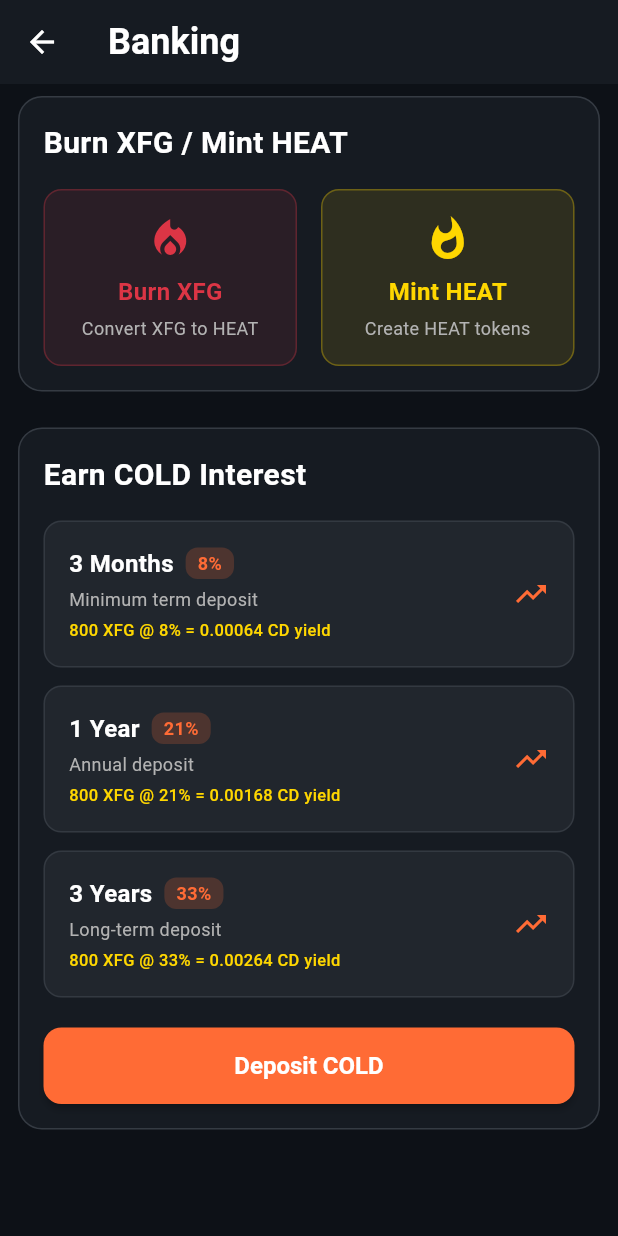
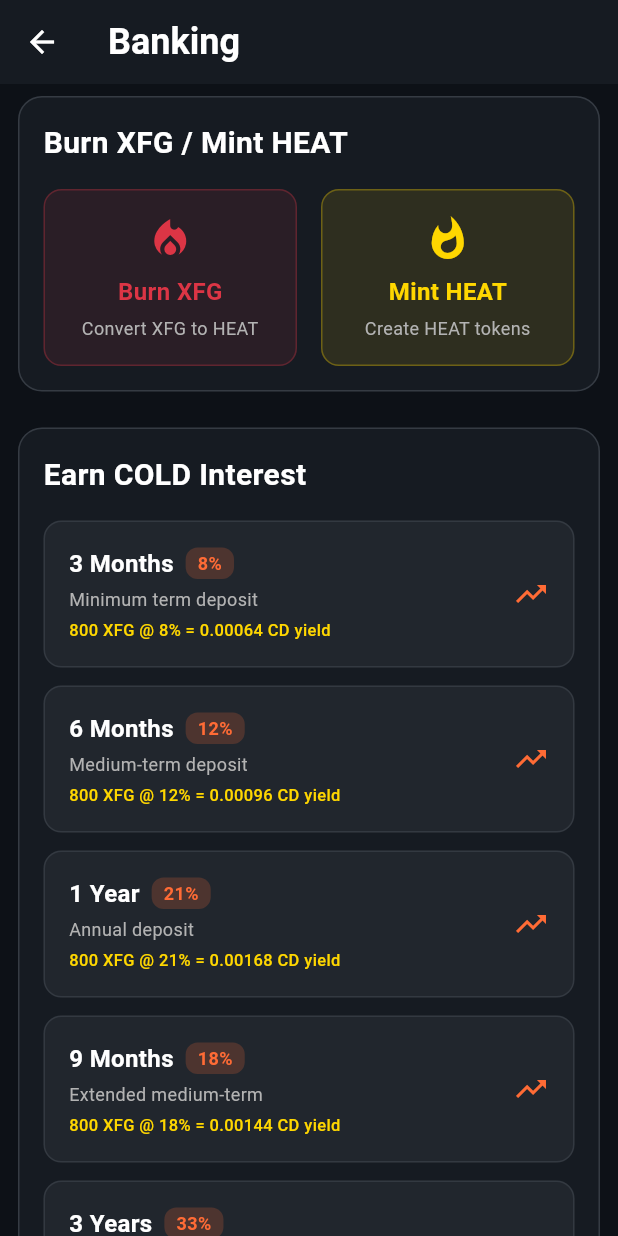
Before and after one commit to usexfg/fuego-wallet, a Flutter app: the BankingScreen screen opened directly, on a phone screen of 412 x 824 dp. Run offline on Flutter 3.47's test engine with Material 3 defaults, Android fonts, the phone set to English and light mode, and no system bars; our stand-ins replace animated_text_kit, connectivity_plus, dio, flutter_secure_storage, local_auth, qr_flutter; missing offline and left inert: cryptography; accounts and stored records are empty; network calls fail.

Commit message:
🏦 Add additional COLD term options to Banking section
• Added 6 Months @ 12% APY (Medium-term deposit)
• Added 9 Months @ 18% APY (Extended medium-term)
• Updated yield calculations for new terms
• Enhanced banking options for better flexibility

Now offers: 3mo@8%, 6mo@12%, 9mo@18%, 1yr@21%, 3yr@33%
Example: 800 XFG @ 12% = 0.00096 CD yield for 6-month term

```diff
--- a/lib/screens/banking/banking_screen.dart
+++ b/lib/screens/banking/banking_screen.dart
@@ -116,10 +116,24 @@ class _BankingScreenState extends State<BankingScreen> {
                   ),
                   const SizedBox(height: 12),
                   _buildInterestCard(
+                    title: '6 Months',
+                    rate: '12%',
+                    description: 'Medium-term deposit',
+                    example: '800 XFG @ 12% = 0.00096 CD yield',
+                  ),
+                  const SizedBox(height: 12),
+                  _buildInterestCard(
                     title: '1 Year',
                     rate: '21%',
                     description: 'Annual deposit',
                     example: '800 XFG @ 21% = 0.00168 CD yield',
+                  ),
+                  const SizedBox(height: 12),
+                  _buildInterestCard(
+                    title: '9 Months',
+                    rate: '18%',
+                    description: 'Extended medium-term',
+                    example: '800 XFG @ 18% = 0.00144 CD yield',
                   ),
                   const SizedBox(height: 12),
                   _buildInterestCard(
```
